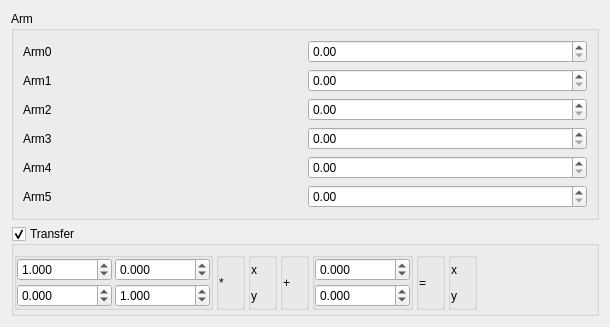
Old version of the form source/wnd/ui/h2config.ui in the repository ww4u/megarobostudio.
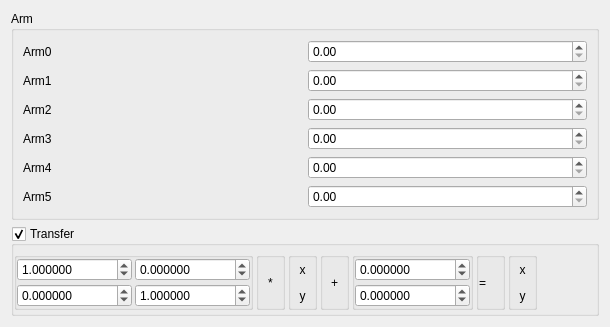
New version of the form.

What changed in the file:
```diff
--- a/source/wnd/ui/h2config.ui
+++ b/source/wnd/ui/h2config.ui
@@ -157,6 +157,9 @@
            <property name="text">
             <string>*</string>
            </property>
+           <property name="alignment">
+            <set>Qt::AlignCenter</set>
+           </property>
           </widget>
          </item>
         </layout>
@@ -219,6 +222,9 @@
            <property name="text">
             <string>x</string>
            </property>
+           <property name="alignment">
+            <set>Qt::AlignCenter</set>
+           </property>
           </widget>
          </item>
          <item>
@@ -226,6 +232,9 @@
            <property name="text">
             <string>y</string>
            </property>
+           <property name="alignment">
+            <set>Qt::AlignCenter</set>
+           </property>
           </widget>
          </item>
         </layout>
@@ -255,7 +264,7 @@
          <item row="0" column="2">
           <widget class="QDoubleSpinBox" name="spinR01">
            <property name="decimals">
-            <number>3</number>
+            <number>6</number>
            </property>
            <property name="minimum">
             <double>-1000000.000000000000000</double>
@@ -268,7 +277,7 @@
          <item row="1" column="0">
           <widget class="QDoubleSpinBox" name="spinR10">
            <property name="decimals">
-            <number>3</number>
+            <number>6</number>
            </property>
            <property name="minimum">
             <double>-1000000.000000000000000</double>
@@ -281,7 +290,7 @@
          <item row="1" column="2">
           <widget class="QDoubleSpinBox" name="spinR11">
            <property name="decimals">
-            <number>3</number>
+            <number>6</number>
            </property>
            <property name="minimum">
             <double>-1000000.000000000000000</double>
@@ -297,7 +306,7 @@
          <item row="0" column="0">
           <widget class="QDoubleSpinBox" name="spinR00">
            <property name="decimals">
-            <number>3</number>
+            <number>6</number>
            </property>
            <property name="minimum">
             <double>-1000000.000000000000000</double>
@@ -337,7 +346,7 @@
          <item>
           <widget class="QDoubleSpinBox" name="spinS00">
            <property name="decimals">
-            <number>3</number>
+            <number>6</number>
            </property>
            <property name="minimum">
             <double>-1000000.000000000000000</double>
@@ -350,7 +359,7 @@
          <item>
           <widget class="QDoubleSpinBox" name="spinS10">
            <property name="decimals">
-            <number>3</number>
+            <number>6</number>
            </property>
            <property name="minimum">
             <double>-1000000.000000000000000</double>
@@ -389,6 +398,9 @@
            <property name="text">
             <string>x</string>
            </property>
+           <property name="alignment">
+            <set>Qt::AlignCenter</set>
+           </property>
           </widget>
          </item>
          <item>
@@ -396,6 +408,9 @@
            <property name="text">
             <string>y</string>
            </property>
+           <property name="alignment">
+            <set>Qt::AlignCenter</set>
+           </property>
           </widget>
          </item>
         </layout>
@@ -427,6 +442,9 @@
            <property name="text">
             <string>+</string>
            </property>
+           <property name="alignment">
+            <set>Qt::AlignCenter</set>
+           </property>
           </widget>
          </item>
         </layout>
```
